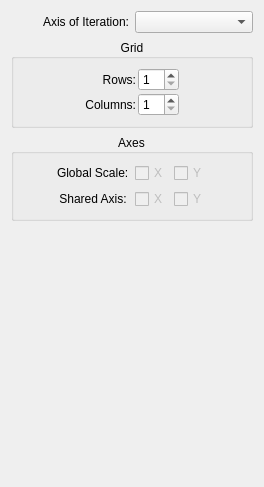
The window that code/plotms/GuiTabs/PlotMSIterateTab.ui (radio-astro/casa) describes before a commit, drawn with Qt 5.
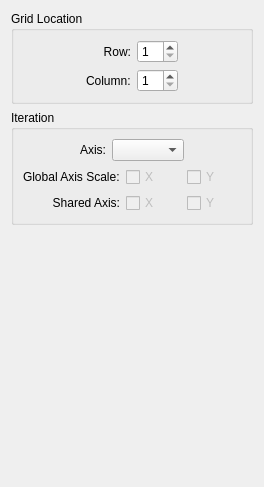
The same window after the commit.

Commit message: New Development: Yes             JIRA Issue: CAS-4976         Ready for Test: Yes      Interface Changes: Yes What Interface Changed: To numerous to list.          Test Programs: Please see test directory   Put in Release Notes: No              Module(s): Plotms            Description: 1.  Removal of "interactive" parameter. 2.  Contains preliminary work on supporting multiple plots per page.

```diff
--- a/code/plotms/GuiTabs/PlotMSIterateTab.ui
+++ b/code/plotms/GuiTabs/PlotMSIterateTab.ui
@@ -13,163 +13,11 @@
   <property name="windowTitle">
    <string>Form</string>
   </property>
-  <layout class="QVBoxLayout" name="verticalLayout">
+  <layout class="QVBoxLayout" name="verticalLayout_2">
    <item>
-    <layout class="QHBoxLayout" name="horizontalLayout">
-     <item>
-      <widget class="QLabel" name="iterationAxisChooserLabel">
-       <property name="text">
-        <string>Axis of Iteration:</string>
-       </property>
-       <property name="alignment">
-        <set>Qt::AlignRight|Qt::AlignTrailing|Qt::AlignVCenter</set>
-       </property>
-      </widget>
-     </item>
-     <item>
-      <widget class="QComboBox" name="iterationAxisChooser">
-       <property name="toolTip">
-        <string>&lt;html&gt;&lt;head&gt;&lt;meta name=&quot;qrichtext&quot; content=&quot;1&quot; /&gt;&lt;style type=&quot;text/css&quot;&gt;
-p, li { white-space: pre-wrap; }
-&lt;/style&gt;&lt;/head&gt;&lt;body style=&quot; font-family:'Sans Serif'; font-size:9pt; font-weight:400; font-style:normal;&quot;&gt;
-&lt;p style=&quot; margin-top:0px; margin-bottom:0px; margin-left:0px; margin-right:0px; -qt-block-indent:0; text-indent:0px;&quot;&gt;Choose what quantity will vary from plot to plot&lt;/p&gt;&lt;/body&gt;&lt;/html&gt;</string>
-       </property>
-      </widget>
-     </item>
-    </layout>
-   </item>
-   <item>
-    <widget class="QGroupBox" name="gridGroupBox">
+    <widget class="QGroupBox" name="chooserFrame">
      <property name="title">
-      <string>Grid</string>
-     </property>
-     <property name="alignment">
-      <set>Qt::AlignCenter</set>
-     </property>
-     <layout class="QHBoxLayout" name="horizontalLayout_3">
-      <property name="spacing">
-       <number>2</number>
-      </property>
-      <property name="leftMargin">
-       <number>1</number>
-      </property>
-      <property name="rightMargin">
-       <number>1</number>
-      </property>
-      <item>
-       <spacer name="horizontalSpacer">
-        <property name="orientation">
-         <enum>Qt::Horizontal</enum>
-        </property>
-        <property name="sizeHint" stdset="0">
-         <size>
-          <width>40</width>
-          <height>20</height>
-         </size>
-        </property>
-       </spacer>
-      </item>
-      <item>
-       <layout class="QVBoxLayout" name="verticalLayout_2">
-        <item>
-         <layout class="QGridLayout" name="gridLayout">
-          <item row="0" column="0">
-           <widget class="QLabel" name="rowsLabel">
-            <property name="enabled">
-             <bool>true</bool>
-            </property>
-            <property name="text">
-             <string>Rows:</string>
-            </property>
-            <property name="alignment">
-             <set>Qt::AlignRight|Qt::AlignTrailing|Qt::AlignVCenter</set>
-            </property>
-           </widget>
-          </item>
-          <item row="0" column="1">
-           <widget class="QSpinBox" name="nRowsSpinBox">
-            <property name="enabled">
-             <bool>true</bool>
-            </property>
-            <property name="toolTip">
-             <string>&lt;html&gt;&lt;head&gt;&lt;meta name=&quot;qrichtext&quot; content=&quot;1&quot; /&gt;&lt;style type=&quot;text/css&quot;&gt;
-p, li { white-space: pre-wrap; }
-&lt;/style&gt;&lt;/head&gt;&lt;body style=&quot; font-family:'Sans Serif'; font-size:9pt; font-weight:400; font-style:normal;&quot;&gt;
-&lt;p style=&quot; margin-top:0px; margin-bottom:0px; margin-left:0px; margin-right:0px; -qt-block-indent:0; text-indent:0px;&quot;&gt;How many rows of plots to squeeze on each page?&lt;/p&gt;&lt;/body&gt;&lt;/html&gt;</string>
-            </property>
-            <property name="minimum">
-             <number>1</number>
-            </property>
-            <property name="maximum">
-             <number>30</number>
-            </property>
-            <property name="value">
-             <number>1</number>
-            </property>
-           </widget>
-          </item>
-          <item row="1" column="0">
-           <widget class="QLabel" name="columnsLabel">
-            <property name="enabled">
-             <bool>true</bool>
-            </property>
-            <property name="text">
-             <string>Columns:</string>
-            </property>
-            <property name="alignment">
-             <set>Qt::AlignRight|Qt::AlignTrailing|Qt::AlignVCenter</set>
-            </property>
-           </widget>
-          </item>
-          <item row="1" column="1">
-           <widget class="QSpinBox" name="nColsSpinBox">
-            <property name="enabled">
-             <bool>true</bool>
-            </property>
-            <property name="toolTip">
-             <string>&lt;html&gt;&lt;head&gt;&lt;meta name=&quot;qrichtext&quot; content=&quot;1&quot; /&gt;&lt;style type=&quot;text/css&quot;&gt;
-p, li { white-space: pre-wrap; }
-&lt;/style&gt;&lt;/head&gt;&lt;body style=&quot; font-family:'Sans Serif'; font-size:9pt; font-weight:400; font-style:normal;&quot;&gt;
-&lt;p style=&quot; margin-top:0px; margin-bottom:0px; margin-left:0px; margin-right:0px; -qt-block-indent:0; text-indent:0px;&quot;&gt;How many columns of plots to squeeze onto each page?&lt;/p&gt;&lt;/body&gt;&lt;/html&gt;</string>
-            </property>
-            <property name="minimum">
-             <number>1</number>
-            </property>
-            <property name="maximum">
-             <number>30</number>
-            </property>
-            <property name="value">
-             <number>1</number>
-            </property>
-           </widget>
-          </item>
-         </layout>
-        </item>
-       </layout>
-      </item>
-      <item>
-       <spacer name="horizontalSpacer_2">
-        <property name="orientation">
-         <enum>Qt::Horizontal</enum>
-        </property>
-        <property name="sizeHint" stdset="0">
-         <size>
-          <width>40</width>
-          <height>20</height>
-         </size>
-        </property>
-       </spacer>
-      </item>
-     </layout>
-    </widget>
-   </item>
-   <item>
-    <widget class="QGroupBox" name="axisGroup">
-     <property name="title">
-      <string>Axes</string>
-     </property>
-     <property name="alignment">
-      <set>Qt::AlignCenter</set>
+      <string>Grid Location</string>
      </property>
      <layout class="QHBoxLayout" name="horizontalLayout_2">
       <item>
@@ -179,18 +27,128 @@
         </property>
         <property name="sizeHint" stdset="0">
          <size>
-          <width>40</width>
+          <width>45</width>
           <height>20</height>
          </size>
         </property>
        </spacer>
+      </item>
+      <item>
+       <layout class="QGridLayout" name="gridLayout">
+        <item row="0" column="0">
+         <widget class="QLabel" name="rowIndexLabel">
+          <property name="text">
+           <string>Row:</string>
+          </property>
+          <property name="alignment">
+           <set>Qt::AlignRight|Qt::AlignTrailing|Qt::AlignVCenter</set>
+          </property>
+         </widget>
+        </item>
+        <item row="0" column="1">
+         <widget class="QSpinBox" name="gridRowSpin">
+          <property name="minimum">
+           <number>1</number>
+          </property>
+         </widget>
+        </item>
+        <item row="1" column="0">
+         <widget class="QLabel" name="colIndexLabel">
+          <property name="text">
+           <string>Column:</string>
+          </property>
+         </widget>
+        </item>
+        <item row="1" column="1">
+         <widget class="QSpinBox" name="gridColSpin">
+          <property name="minimum">
+           <number>1</number>
+          </property>
+          <property name="value">
+           <number>1</number>
+          </property>
+         </widget>
+        </item>
+       </layout>
+      </item>
+      <item>
+       <spacer name="horizontalSpacer_4">
+        <property name="orientation">
+         <enum>Qt::Horizontal</enum>
+        </property>
+        <property name="sizeHint" stdset="0">
+         <size>
+          <width>45</width>
+          <height>20</height>
+         </size>
+        </property>
+       </spacer>
+      </item>
+     </layout>
+    </widget>
+   </item>
+   <item>
+    <widget class="QGroupBox" name="iterationGroupBox">
+     <property name="title">
+      <string>Iteration</string>
+     </property>
+     <layout class="QVBoxLayout" name="verticalLayout">
+      <item>
+       <layout class="QHBoxLayout" name="horizontalLayout">
+        <item>
+         <spacer name="horizontalSpacer_2">
+          <property name="orientation">
+           <enum>Qt::Horizontal</enum>
+          </property>
+          <property name="sizeHint" stdset="0">
+           <size>
+            <width>40</width>
+            <height>20</height>
+           </size>
+          </property>
+         </spacer>
+        </item>
+        <item>
+         <widget class="QLabel" name="iterationAxisChooserLabel">
+          <property name="text">
+           <string>Axis:</string>
+          </property>
+          <property name="alignment">
+           <set>Qt::AlignRight|Qt::AlignTrailing|Qt::AlignVCenter</set>
+          </property>
+         </widget>
+        </item>
+        <item>
+         <widget class="QComboBox" name="iterationAxisChooser">
+          <property name="toolTip">
+           <string>&lt;html&gt;&lt;head&gt;&lt;meta name=&quot;qrichtext&quot; content=&quot;1&quot; /&gt;&lt;style type=&quot;text/css&quot;&gt;
+p, li { white-space: pre-wrap; }
+&lt;/style&gt;&lt;/head&gt;&lt;body style=&quot; font-family:'Sans Serif'; font-size:9pt; font-weight:400; font-style:normal;&quot;&gt;
+&lt;p style=&quot; margin-top:0px; margin-bottom:0px; margin-left:0px; margin-right:0px; -qt-block-indent:0; text-indent:0px;&quot;&gt;Choose what quantity will vary from plot to plot&lt;/p&gt;&lt;/body&gt;&lt;/html&gt;</string>
+          </property>
+         </widget>
+        </item>
+        <item>
+         <spacer name="horizontalSpacer">
+          <property name="orientation">
+           <enum>Qt::Horizontal</enum>
+          </property>
+          <property name="sizeHint" stdset="0">
+           <size>
+            <width>40</width>
+            <height>20</height>
+           </size>
+          </property>
+         </spacer>
+        </item>
+       </layout>
       </item>
       <item>
        <layout class="QGridLayout" name="gridLayout_2">
         <item row="0" column="0">
          <widget class="QLabel" name="globalAxisLabel">
           <property name="text">
-           <string>Global Scale:</string>
+           <string>Global Axis Scale:</string>
           </property>
          </widget>
         </item>
@@ -220,7 +178,7 @@
            <string>Shared Axis:</string>
           </property>
           <property name="alignment">
-           <set>Qt::AlignCenter</set>
+           <set>Qt::AlignRight|Qt::AlignTrailing|Qt::AlignVCenter</set>
           </property>
          </widget>
         </item>
@@ -252,19 +210,6 @@
         </item>
        </layout>
       </item>
-      <item>
-       <spacer name="horizontalSpacer_4">
-        <property name="orientation">
-         <enum>Qt::Horizontal</enum>
-        </property>
-        <property name="sizeHint" stdset="0">
-         <size>
-          <width>40</width>
-          <height>20</height>
-         </size>
-        </property>
-       </spacer>
-      </item>
      </layout>
     </widget>
    </item>
```
The commit also changes 123 other files.
